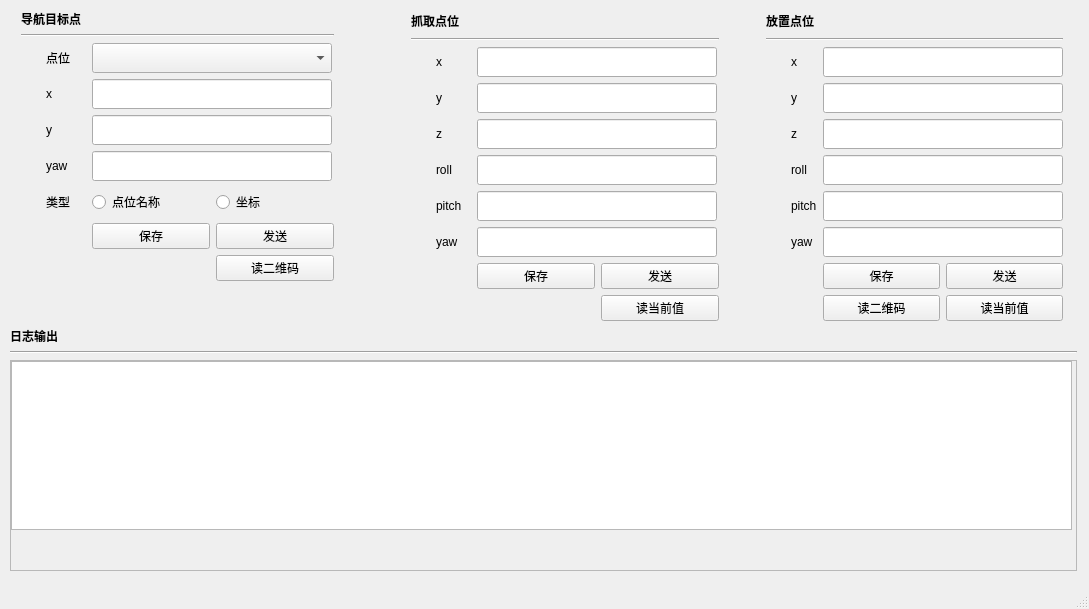
Before: the Qt Designer form robot_setup_tools/resources/robot_setup_tools.ui in wanglei-albert/robot_setup_tools, drawn with Qt 5.
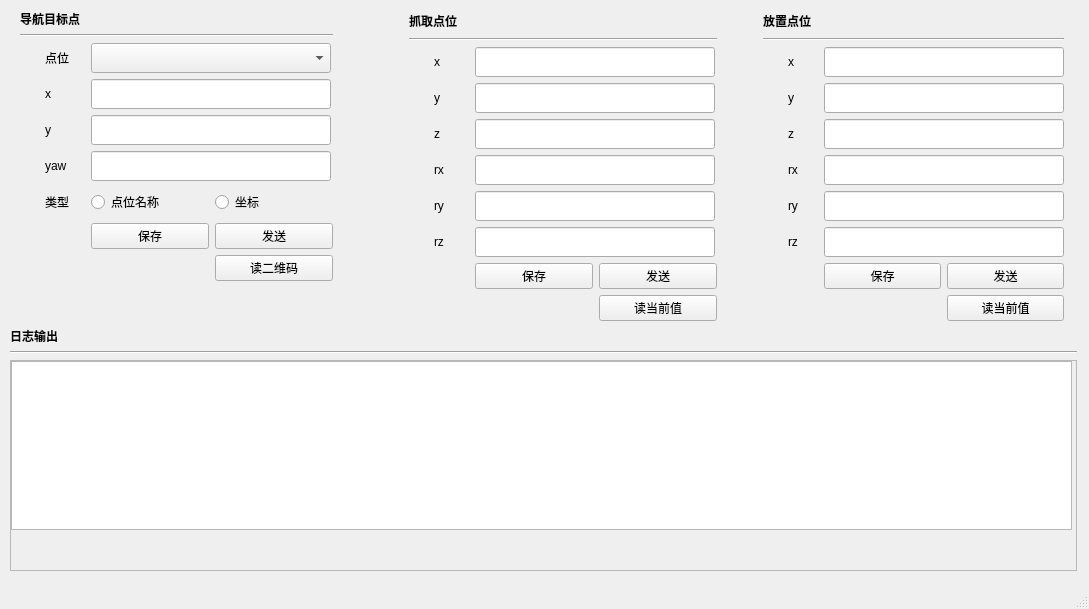
After: the same form once the commit is applied.

Diff of the .ui file:
```diff
--- a/robot_setup_tools/resources/robot_setup_tools.ui
+++ b/robot_setup_tools/resources/robot_setup_tools.ui
@@ -371,7 +371,7 @@
                 </size>
                </property>
                <property name="text">
-                <string>pitch</string>
+                <string>ry</string>
                </property>
               </widget>
              </item>
@@ -423,7 +423,7 @@
                 </size>
                </property>
                <property name="text">
-                <string>roll</string>
+                <string>rx</string>
                </property>
               </widget>
              </item>
@@ -449,7 +449,7 @@
                 </size>
                </property>
                <property name="text">
-                <string>yaw</string>
+                <string>rz</string>
                </property>
               </widget>
              </item>
@@ -644,6 +644,12 @@
              </item>
              <item row="0" column="0">
               <widget class="QLabel" name="label_13">
+               <property name="minimumSize">
+                <size>
+                 <width>30</width>
+                 <height>0</height>
+                </size>
+               </property>
                <property name="maximumSize">
                 <size>
                  <width>12</width>
@@ -673,21 +679,14 @@
              </item>
              <item row="5" column="0">
               <widget class="QLabel" name="label_18">
-               <property name="text">
-                <string>yaw</string>
-               </property>
-              </widget>
-             </item>
-             <item row="7" column="1">
-              <widget class="QPushButton" name="btn_set_place_pose_via_read_aruco">
-               <property name="maximumSize">
+               <property name="minimumSize">
                 <size>
-                 <width>118</width>
-                 <height>16777215</height>
+                 <width>30</width>
+                 <height>0</height>
                 </size>
                </property>
                <property name="text">
-                <string>读二维码</string>
+                <string>rz</string>
                </property>
               </widget>
              </item>
@@ -706,6 +705,12 @@
              </item>
              <item row="2" column="0">
               <widget class="QLabel" name="label_15">
+               <property name="minimumSize">
+                <size>
+                 <width>30</width>
+                 <height>0</height>
+                </size>
+               </property>
                <property name="text">
                 <string>z</string>
                </property>
@@ -729,8 +734,14 @@
              </item>
              <item row="3" column="0">
               <widget class="QLabel" name="label_16">
+               <property name="minimumSize">
+                <size>
+                 <width>30</width>
+                 <height>0</height>
+                </size>
+               </property>
                <property name="text">
-                <string>roll</string>
+                <string>rx</string>
                </property>
               </widget>
              </item>
@@ -749,6 +760,12 @@
              </item>
              <item row="1" column="0">
               <widget class="QLabel" name="label_14">
+               <property name="minimumSize">
+                <size>
+                 <width>30</width>
+                 <height>0</height>
+                </size>
+               </property>
                <property name="text">
                 <string>y</string>
                </property>
@@ -772,8 +789,14 @@
              </item>
              <item row="4" column="0">
               <widget class="QLabel" name="label_17">
+               <property name="minimumSize">
+                <size>
+                 <width>30</width>
+                 <height>0</height>
+                </size>
+               </property>
                <property name="text">
-                <string>pitch</string>
+                <string>ry</string>
                </property>
               </widget>
              </item>
```
Left out of the diff: 4 changed lines with no effect on the pictures.
